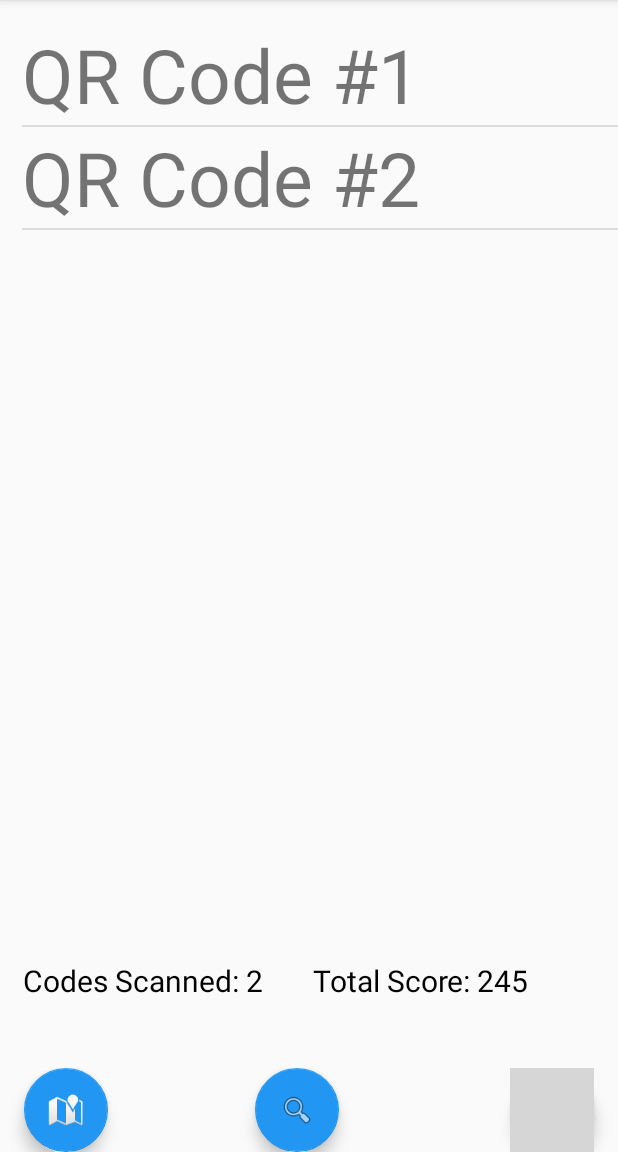
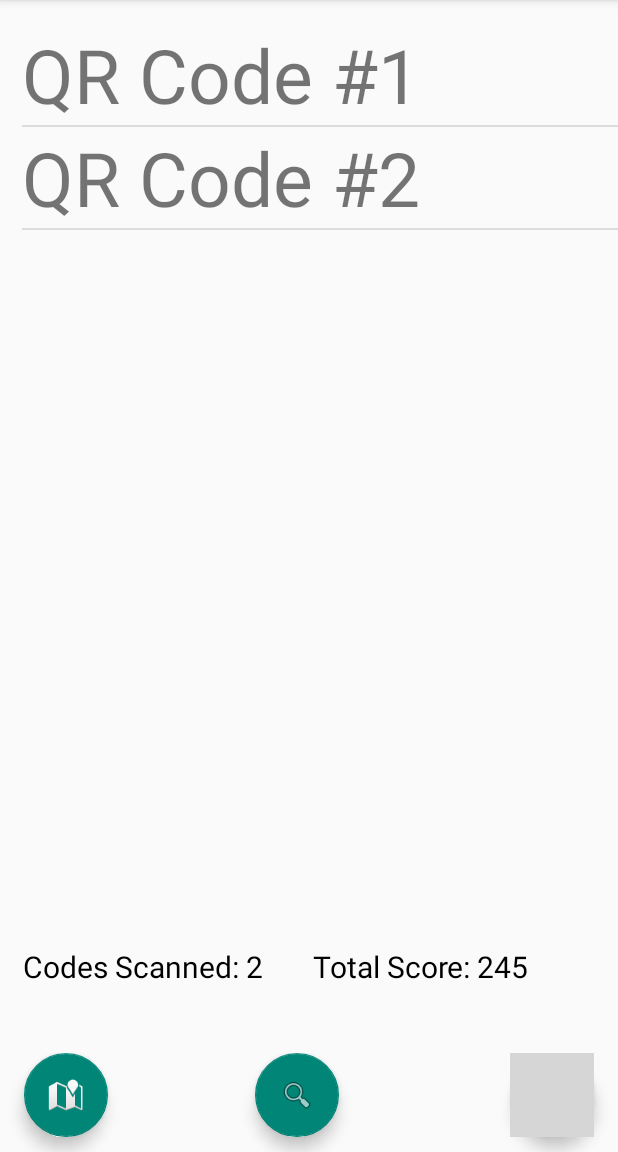
Before and after one commit to CMPUT301W22T37/QRHunter, an Android app: the screen it shows after launch (MainMenu), on a phone screen of 412 x 824 dp, the part 84-1236 px from its top. Run offline under Robolectric (Android 15) with nearby library versions, the phone set to English and light mode, and no system bars; our stand-ins replace Firebase (no records; nobody signed in at launch, a user with empty details on screens opened directly); Roboto replaces fonts that are not available here; grey boxes are pictures that could not be loaded.

Commit message:
changed some minor appearance stuff

```diff
--- a/QRHunter/app/src/main/res/layout/activity_main_menu.xml
+++ b/QRHunter/app/src/main/res/layout/activity_main_menu.xml
@@ -74,8 +74,8 @@
 
             android:clickable="true"
             android:focusable="true"
-            app:backgroundTint="#2196F3"
-
+            app:backgroundTint="@color/colorPrimary"
+            android:layout_marginBottom="10dp"
             app:srcCompat="@android:drawable/ic_dialog_map"
             tools:layout_editor_absoluteY="0dp">
 
@@ -93,8 +93,8 @@
             android:clickable="true"
             android:focusable="true"
             android:onClick="onSearch"
-            app:backgroundTint="#2196F3"
-
+            app:backgroundTint="@color/colorPrimary"
+            android:layout_marginBottom="10dp"
             app:srcCompat="@android:drawable/ic_menu_search"
             tools:layout_editor_absoluteY="0dp">
 
@@ -112,8 +112,8 @@
             android:layout_marginEnd="16dp"
             android:clickable="true"
             android:focusable="true"
-            app:backgroundTint="#2196F3"
-
+            app:backgroundTint="@color/colorPrimary"
+            android:layout_marginBottom="10dp"
             app:srcCompat="@drawable/ic_code_scanner_auto_focus_on"
             tools:layout_editor_absoluteY="0dp">
 
```
